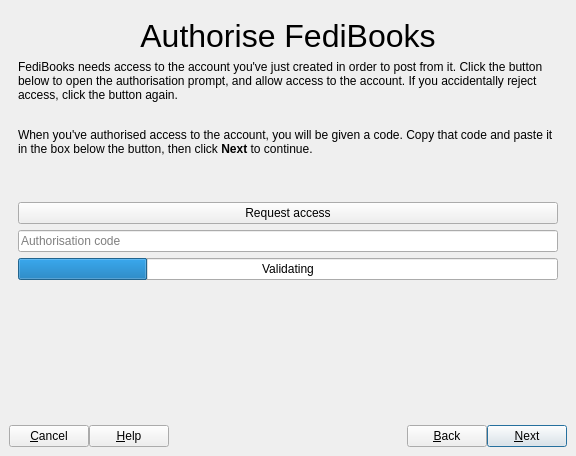
This is gui/wzd_createbot.ui in Lynnesbian/OldFediBooks as Qt 5 draws it before an edit. The edited form follows.
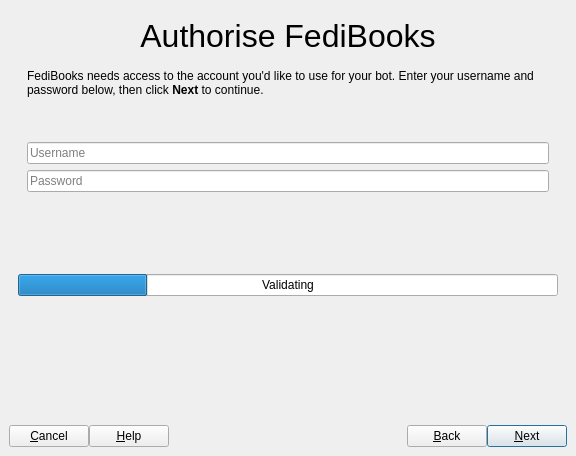
This is the edited form. The open tabs and pages were chosen to show the change. Icons and pictures are not drawn.

Commit message: added username/password login form for instances that don't support oauth

```diff
--- a/gui/wzd_createbot.ui
+++ b/gui/wzd_createbot.ui
@@ -418,6 +418,28 @@
            </widget>
           </item>
           <item>
+           <widget class="QStackedWidget" name="stackedWidget">
+            <property name="currentIndex">
+             <number>1</number>
+            </property>
+            <widget class="QWidget" name="oauth">
+             <layout class="QVBoxLayout" name="verticalLayout_14">
+              <property name="spacing">
+               <number>6</number>
+              </property>
+              <property name="leftMargin">
+               <number>0</number>
+              </property>
+              <property name="topMargin">
+               <number>0</number>
+              </property>
+              <property name="rightMargin">
+               <number>0</number>
+              </property>
+              <property name="bottomMargin">
+               <number>0</number>
+              </property>
+              <item>
            <widget class="QLabel" name="label_8">
             <property name="sizePolicy">
              <sizepolicy hsizetype="Preferred" vsizetype="MinimumExpanding">
@@ -426,7 +448,7 @@
              </sizepolicy>
             </property>
             <property name="text">
-             <string>&lt;html&gt;&lt;head/&gt;&lt;body&gt;&lt;p&gt;FediBooks needs access to the account you've just created in order to post from it. Click the button below to open the authorisation prompt, and allow access to the account. If you accidentally reject access, click the button again.&lt;br/&gt;&lt;/p&gt;&lt;p&gt;When you've authorised access to the account, you will be given a code. Copy that code and paste it in the box below the button, then click &lt;span style=&quot; font-weight:600;&quot;&gt;Next&lt;/span&gt; to continue.&lt;/p&gt;&lt;/body&gt;&lt;/html&gt;</string>
+                 <string>&lt;html&gt;&lt;head/&gt;&lt;body&gt;&lt;p&gt;FediBooks needs access to the account you'd like to use for your bot. Click the button below to open the authorisation prompt, and allow access to the account. If you accidentally reject access, click the button again.&lt;br/&gt;&lt;/p&gt;&lt;p&gt;When you've authorised access to the account, you will be given a code. Copy that code and paste it in the box below the button, then click &lt;span style=&quot; font-weight:600;&quot;&gt;Next&lt;/span&gt; to continue.&lt;/p&gt;&lt;/body&gt;&lt;/html&gt;</string>
             </property>
             <property name="alignment">
              <set>Qt::AlignLeading|Qt::AlignLeft|Qt::AlignTop</set>
@@ -448,6 +470,63 @@
             <property name="placeholderText">
              <string>Authorisation code</string>
             </property>
+               </widget>
+              </item>
+             </layout>
+            </widget>
+            <widget class="QWidget" name="username_password">
+             <layout class="QVBoxLayout" name="verticalLayout_15">
+              <item>
+               <widget class="QLabel" name="label_26">
+                <property name="sizePolicy">
+                 <sizepolicy hsizetype="Preferred" vsizetype="MinimumExpanding">
+                  <horstretch>0</horstretch>
+                  <verstretch>0</verstretch>
+                 </sizepolicy>
+                </property>
+                <property name="text">
+                 <string>&lt;html&gt;&lt;head/&gt;&lt;body&gt;&lt;p&gt;FediBooks needs access to the account you'd like to use for your bot. Enter your username and password below, then click &lt;span style=&quot; font-weight:600;&quot;&gt;Next&lt;/span&gt; to continue.&lt;/p&gt;&lt;/body&gt;&lt;/html&gt;</string>
+                </property>
+                <property name="alignment">
+                 <set>Qt::AlignLeading|Qt::AlignLeft|Qt::AlignTop</set>
+                </property>
+                <property name="wordWrap">
+                 <bool>true</bool>
+                </property>
+               </widget>
+              </item>
+              <item>
+               <widget class="QLineEdit" name="lineEdit_2">
+                <property name="placeholderText">
+                 <string>Username</string>
+                </property>
+               </widget>
+              </item>
+              <item>
+               <widget class="QLineEdit" name="lineEdit">
+                <property name="echoMode">
+                 <enum>QLineEdit::Password</enum>
+                </property>
+                <property name="placeholderText">
+                 <string>Password</string>
+                </property>
+               </widget>
+              </item>
+              <item>
+               <spacer name="verticalSpacer_7">
+                <property name="orientation">
+                 <enum>Qt::Vertical</enum>
+                </property>
+                <property name="sizeHint" stdset="0">
+                 <size>
+                  <width>20</width>
+                  <height>40</height>
+                 </size>
+                </property>
+               </spacer>
+              </item>
+             </layout>
+            </widget>
            </widget>
           </item>
           <item>
```
Left out of the diff: 2 changed lines with no effect on the pictures. Lines whose indentation alone changed are shown as unchanged. The commit also changes 1 other file.
